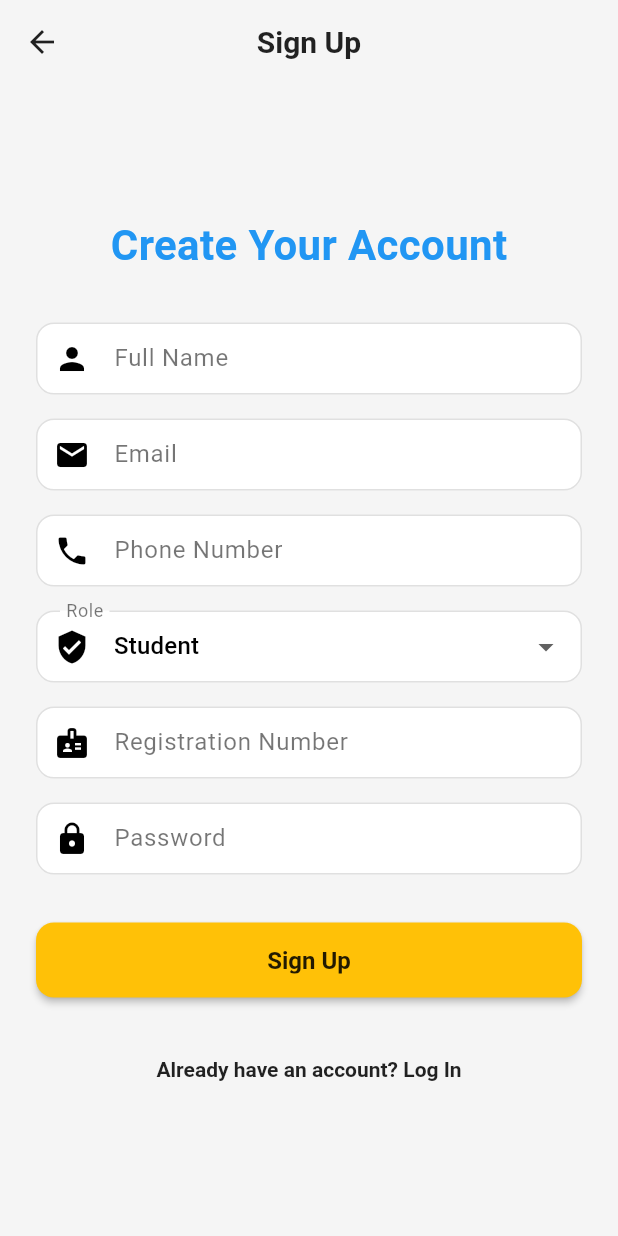
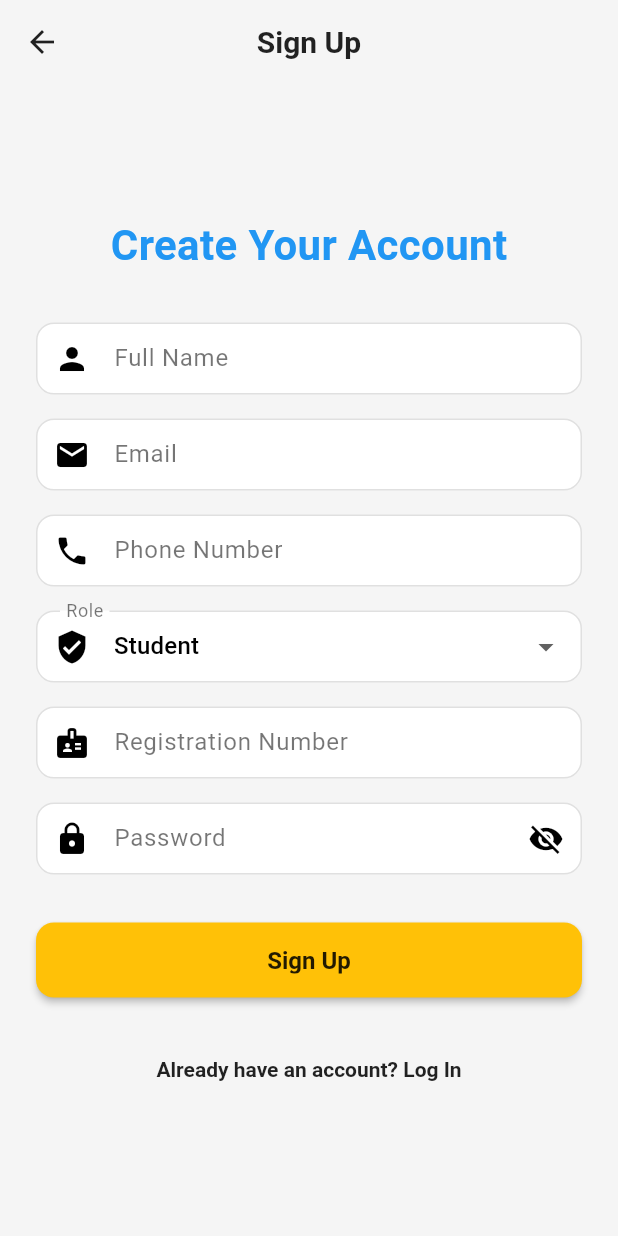
Before and after one commit to Muskeeeters/brewbyte, a Flutter app: the screen it shows after launch, after a tap on an icon or button, on a phone screen of 412 x 824 dp. Run offline on Flutter 3.47's test engine with Material 3 defaults, Android fonts, the phone set to English and light mode, and no system bars; our stand-ins replace flutter_bloc, go_router, image_picker, supabase_flutter; accounts and stored records are empty; network calls fail.

Commit message:
add show password btn

```diff
--- a/lib/pages/login_page.dart
+++ b/lib/pages/login_page.dart
@@ -2,7 +2,7 @@ import 'package:flutter/material.dart';
 import 'package:flutter_bloc/flutter_bloc.dart';
 import 'package:go_router/go_router.dart';
 import '../bloc/auth/auth_bloc.dart';
-import '../services/auth_service.dart'; // Service import ki
+import '../services/auth_service.dart';
 
 class LoginPage extends StatefulWidget {
   const LoginPage({super.key});
@@ -14,6 +14,9 @@ class _LoginPageState extends State<LoginPage> {
   final _emailController = TextEditingController();
   final _passwordController = TextEditingController();
 
+  // ⭐ NEW VARIABLE: To track visibility
+  bool _isPasswordVisible = false;
+
   @override
   void dispose() {
     _emailController.dispose();
@@ -22,16 +25,16 @@ class _LoginPageState extends State<LoginPage> {
   }
 
   void _signIn() {
-    context.read<AuthBloc>().add(AuthLoginRequested(
+    context.read<AuthBloc>().add(
+      AuthLoginRequested(
         email: _emailController.text,
         password: _passwordController.text,
-    ));
+      ),
+    );
   }
 
-  // ⭐ FORGOT PASSWORD DIALOG LOGIC
   void _showForgotPasswordDialog() {
     final resetEmailController = TextEditingController();
-
     showDialog(
       context: context,
       builder: (context) => AlertDialog(
@@ -43,7 +46,10 @@ class _LoginPageState extends State<LoginPage> {
             const SizedBox(height: 10),
             TextField(
               controller: resetEmailController,
-              decoration: const InputDecoration(labelText: "Email", border: OutlineInputBorder()),
+              decoration: const InputDecoration(
+                labelText: "Email",
+                border: OutlineInputBorder(),
+              ),
               keyboardType: TextInputType.emailAddress,
             ),
           ],
@@ -57,13 +63,9 @@ class _LoginPageState extends State<LoginPage> {
             onPressed: () async {
               final email = resetEmailController.text.trim();
               if (email.isEmpty) return;
-
-              Navigator.pop(context); // Close dialog first
-
+              Navigator.pop(context);
               try {
-                // Call Service
                 await AuthService.sendPasswordResetEmail(email);
-
                 if (mounted) {
                   ScaffoldMessenger.of(context).showSnackBar(
                     const SnackBar(
@@ -75,7 +77,10 @@ class _LoginPageState extends State<LoginPage> {
               } catch (e) {
                 if (mounted) {
                   ScaffoldMessenger.of(context).showSnackBar(
-                    SnackBar(content: Text('Error: $e'), backgroundColor: Colors.red),
+                    SnackBar(
+                      content: Text('Error: $e'),
+                      backgroundColor: Colors.red,
+                    ),
                   );
                 }
               }
@@ -130,31 +135,57 @@ class _LoginPageState extends State<LoginPage> {
                 children: [
                   const Text(
                     'Welcome Back',
-                    style: TextStyle(fontSize: 28, fontWeight: FontWeight.bold, color: Colors.blue),
+                    style: TextStyle(
+                      fontSize: 28,
+                      fontWeight: FontWeight.bold,
+                      color: Colors.blue,
+                    ),
                   ),
                   const SizedBox(height: 32),
 
                   TextFormField(
                     controller: _emailController,
-                    decoration: const InputDecoration(labelText: 'Email'),
+                    decoration: const InputDecoration(
+                      labelText: 'Email',
+                      prefixIcon: Icon(Icons.email),
+                    ),
                     keyboardType: TextInputType.emailAddress,
                     enabled: !isLoading,
                   ),
                   const SizedBox(height: 16),
 
+                  // ⭐ UPDATED PASSWORD FIELD
                   TextFormField(
                     controller: _passwordController,
-                    decoration: const InputDecoration(labelText: 'Password'),
-                    obscureText: true,
+                    decoration: InputDecoration(
+                      labelText: 'Password',
+                      prefixIcon: const Icon(Icons.lock),
+                      // Eye Icon Logic
+                      suffixIcon: IconButton(
+                        icon: Icon(
+                          _isPasswordVisible
+                              ? Icons.visibility
+                              : Icons.visibility_off,
+                        ),
+                        onPressed: () {
+                          setState(() {
+                            _isPasswordVisible = !_isPasswordVisible;
+                          });
+                        },
+                      ),
+                    ),
+                    obscureText: !_isPasswordVisible, // Toggle logic
                     enabled: !isLoading,
                   ),
 
-                  // ⭐ FORGOT PASSWORD BUTTON
                   Align(
                     alignment: Alignment.centerRight,
                     child: TextButton(
                       onPressed: isLoading ? null : _showForgotPasswordDialog,
-                      child: const Text("Forgot Password?", style: TextStyle(fontWeight: FontWeight.bold)),
+                      child: const Text(
+                        "Forgot Password?",
+                        style: TextStyle(fontWeight: FontWeight.bold),
+                      ),
                     ),
                   ),
 
@@ -166,7 +197,10 @@ class _LoginPageState extends State<LoginPage> {
                         ? const SizedBox(
                             height: 20,
                             width: 20,
-                          child: CircularProgressIndicator(strokeWidth: 2, color: Colors.black87)
+                            child: CircularProgressIndicator(
+                              strokeWidth: 2,
+                              color: Colors.black87,
+                            ),
                           )
                         : const Text('Log In'),
                   ),
--- a/lib/pages/signup_page.dart
+++ b/lib/pages/signup_page.dart
@@ -11,10 +11,7 @@ class SignupPage extends StatefulWidget {
 }
 
 class _SignupPageState extends State<SignupPage> {
-  // Global Key for Form Validation
   final _formKey = GlobalKey<FormState>();
-
-  // Controllers
   final _emailController = TextEditingController();
   final _passwordController = TextEditingController();
   final _fullNameController = TextEditingController();
@@ -24,9 +21,10 @@ class _SignupPageState extends State<SignupPage> {
 
   String _selectedRole = 'student';
   final List<String> _roles = ['student', 'manager'];
+  static const String _managerSecretCode = "BREW2025";
 
-  // Secret Key
-  static const String _managerSecretCode = "BREW2025";
+  // ⭐ NEW VARIABLE
+  bool _isPasswordVisible = false;
 
   @override
   void dispose() {
@@ -40,17 +38,13 @@ class _SignupPageState extends State<SignupPage> {
   }
 
   void _signUp() {
-    // 1. Run Validations (Red text dikhayega agar ghalat hua)
-    if (!_formKey.currentState!.validate()) {
-      return;
-    }
+    if (!_formKey.currentState!.validate()) return;
 
-    // 2. Manager Security Check
     if (_selectedRole == 'manager') {
       if (_adminCodeController.text.trim() != _managerSecretCode) {
         ScaffoldMessenger.of(context).showSnackBar(
           const SnackBar(
-            content: Text('Invalid Admin Code! You cannot sign up as Manager.'),
+            content: Text('Invalid Admin Code!'),
             backgroundColor: Colors.red,
           ),
         );
@@ -58,20 +52,20 @@ class _SignupPageState extends State<SignupPage> {
       }
     }
 
-    // 3. Logic: Manager ke liye Reg Number empty
     final finalRegNumber = _selectedRole == 'student'
         ? _regNumberController.text.trim()
         : '';
 
-    // 4. Send Data
-    context.read<AuthBloc>().add(AuthSignUpRequested(
+    context.read<AuthBloc>().add(
+      AuthSignUpRequested(
         fullName: _fullNameController.text.trim(),
         email: _emailController.text.trim(),
         phone: _phoneController.text.trim(),
         regNumber: finalRegNumber,
         role: _selectedRole,
         password: _passwordController.text.trim(),
-    ));
+      ),
+    );
   }
 
   @override
@@ -82,13 +76,19 @@ class _SignupPageState extends State<SignupPage> {
         listener: (context, state) {
           if (state is AuthAuthenticated) {
             ScaffoldMessenger.of(context).showSnackBar(
-              const SnackBar(content: Text('Signup successful!'), backgroundColor: Colors.green),
+              const SnackBar(
+                content: Text('Signup successful!'),
+                backgroundColor: Colors.green,
+              ),
             );
             context.go('/home');
           }
           if (state is AuthError) {
             ScaffoldMessenger.of(context).showSnackBar(
-              SnackBar(content: Text(state.message), backgroundColor: Colors.redAccent),
+              SnackBar(
+                content: Text(state.message),
+                backgroundColor: Colors.redAccent,
+              ),
             );
           }
         },
@@ -100,79 +100,97 @@ class _SignupPageState extends State<SignupPage> {
           return Center(
             child: SingleChildScrollView(
               padding: const EdgeInsets.all(24.0),
-              child: Form( // ✅ Form Widget Zaroori hai validation ke liye
+              child: Form(
                 key: _formKey,
                 child: Column(
                   mainAxisAlignment: MainAxisAlignment.center,
                   children: [
                     const Text(
                       'Create Your Account',
-                      style: TextStyle(fontSize: 28, fontWeight: FontWeight.bold, color: Colors.blue),
+                      style: TextStyle(
+                        fontSize: 28,
+                        fontWeight: FontWeight.bold,
+                        color: Colors.blue,
+                      ),
                     ),
                     const SizedBox(height: 32),
 
-                    // --- Full Name ---
                     TextFormField(
                       controller: _fullNameController,
-                      decoration: const InputDecoration(labelText: 'Full Name', prefixIcon: Icon(Icons.person)),
-                      validator: (value) => (value == null || value.isEmpty) ? 'Full Name is required' : null,
+                      decoration: const InputDecoration(
+                        labelText: 'Full Name',
+                        prefixIcon: Icon(Icons.person),
+                      ),
+                      validator: (value) => (value == null || value.isEmpty)
+                          ? 'Full Name is required'
+                          : null,
                     ),
                     const SizedBox(height: 16),
 
-                    // --- Email (Validation Added) ---
                     TextFormField(
                       controller: _emailController,
-                      decoration: const InputDecoration(labelText: 'Email', prefixIcon: Icon(Icons.email)),
+                      decoration: const InputDecoration(
+                        labelText: 'Email',
+                        prefixIcon: Icon(Icons.email),
+                      ),
                       keyboardType: TextInputType.emailAddress,
                       validator: (value) {
-                        if (value == null || value.isEmpty) {
+                        if (value == null || value.isEmpty)
                           return 'Email is required';
-                        }
-                        // Regex for Email Validation
-                        final emailRegex = RegExp(r'^[\w-\.]+@([\w-]+\.)+[\w-]{2,4}$');
-                        if (!emailRegex.hasMatch(value)) {
-                          return 'Please enter a valid email (e.g. user@gmail.com)';
-                        }
+                        final emailRegex = RegExp(
+                          r'^[\w-\.]+@([\w-]+\.)+[\w-]{2,4}$',
+                        );
+                        if (!emailRegex.hasMatch(value))
+                          return 'Enter valid email';
                         return null;
                       },
                     ),
                     const SizedBox(height: 16),
 
-                    // --- Phone ---
                     TextFormField(
                       controller: _phoneController,
-                      decoration: const InputDecoration(labelText: 'Phone Number', prefixIcon: Icon(Icons.phone)),
+                      decoration: const InputDecoration(
+                        labelText: 'Phone Number',
+                        prefixIcon: Icon(Icons.phone),
+                      ),
                       keyboardType: TextInputType.phone,
-                      validator: (value) => (value == null || value.length < 10) ? 'Enter valid phone number' : null,
+                      validator: (value) => (value == null || value.length < 10)
+                          ? 'Enter valid phone number'
+                          : null,
                     ),
                     const SizedBox(height: 16),
 
-                    // --- Role Dropdown ---
                     DropdownButtonFormField<String>(
                       value: _selectedRole,
-                      decoration: const InputDecoration(labelText: 'Role', prefixIcon: Icon(Icons.verified_user)),
+                      decoration: const InputDecoration(
+                        labelText: 'Role',
+                        prefixIcon: Icon(Icons.verified_user),
+                      ),
                       items: _roles.map((String role) {
                         return DropdownMenuItem<String>(
                           value: role,
-                          child: Text(role[0].toUpperCase() + role.substring(1)),
+                          child: Text(
+                            role[0].toUpperCase() + role.substring(1),
+                          ),
                         );
                       }).toList(),
                       onChanged: (String? newValue) {
-                        if (newValue != null) {
-                          setState(() {
-                            _selectedRole = newValue;
-                          });
-                        }
+                        if (newValue != null)
+                          setState(() => _selectedRole = newValue);
                       },
                     ),
                     const SizedBox(height: 16),
 
-                    // --- Conditional Fields ---
                     if (_selectedRole == 'student')
                       TextFormField(
                         controller: _regNumberController,
-                        decoration: const InputDecoration(labelText: 'Registration Number', prefixIcon: Icon(Icons.badge)),
-                        validator: (value) => (value == null || value.isEmpty) ? 'Registration Number required' : null,
+                        decoration: const InputDecoration(
+                          labelText: 'Registration Number',
+                          prefixIcon: Icon(Icons.badge),
+                        ),
+                        validator: (value) => (value == null || value.isEmpty)
+                            ? 'Required'
+                            : null,
                       ),
 
                     if (_selectedRole == 'manager')
@@ -183,33 +201,55 @@ class _SignupPageState extends State<SignupPage> {
                           labelText: 'Admin Secret Code',
                           prefixIcon: Icon(Icons.security),
                           helperText: "Hint: BREW2025",
-                          helperStyle: TextStyle(color: Colors.orange)
+                          helperStyle: TextStyle(color: Colors.orange),
                         ),
-                        validator: (value) => (value == null || value.isEmpty) ? 'Admin Code required' : null,
+                        validator: (value) => (value == null || value.isEmpty)
+                            ? 'Required'
+                            : null,
                       ),
 
                     const SizedBox(height: 16),
 
-                    // --- Password ---
+                    // ⭐ UPDATED PASSWORD FIELD
                     TextFormField(
                       controller: _passwordController,
-                      decoration: const InputDecoration(labelText: 'Password', prefixIcon: Icon(Icons.lock)),
-                      obscureText: true,
+                      decoration: InputDecoration(
+                        labelText: 'Password',
+                        prefixIcon: const Icon(Icons.lock),
+                        // Eye Icon Logic
+                        suffixIcon: IconButton(
+                          icon: Icon(
+                            _isPasswordVisible
+                                ? Icons.visibility
+                                : Icons.visibility_off,
+                          ),
+                          onPressed: () {
+                            setState(() {
+                              _isPasswordVisible = !_isPasswordVisible;
+                            });
+                          },
+                        ),
+                      ),
+                      obscureText: !_isPasswordVisible, // Toggle
                       validator: (value) {
-                        if (value == null || value.isEmpty) return 'Password is required';
-                        if (value.length < 6) return 'Password must be at least 6 characters';
+                        if (value == null || value.isEmpty)
+                          return 'Password is required';
+                        if (value.length < 6)
+                          return 'Password must be at least 6 characters';
                         return null;
                       },
                     ),
                     const SizedBox(height: 32),
 
-                    // --- Button ---
                     SizedBox(
                       width: double.infinity,
                       height: 50,
                       child: ElevatedButton(
                         onPressed: _signUp,
-                        child: const Text('Sign Up', style: TextStyle(fontSize: 16)),
+                        child: const Text(
+                          'Sign Up',
+                          style: TextStyle(fontSize: 16),
+                        ),
                       ),
                     ),
 
```
Lines whose indentation alone changed are shown as unchanged.
